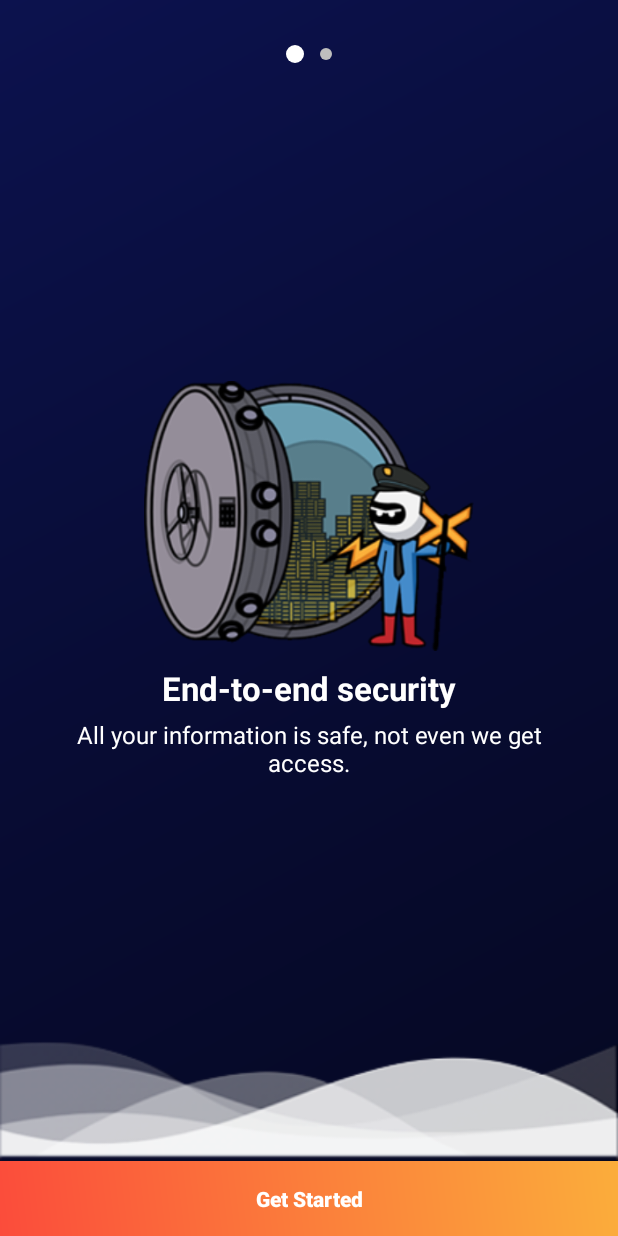
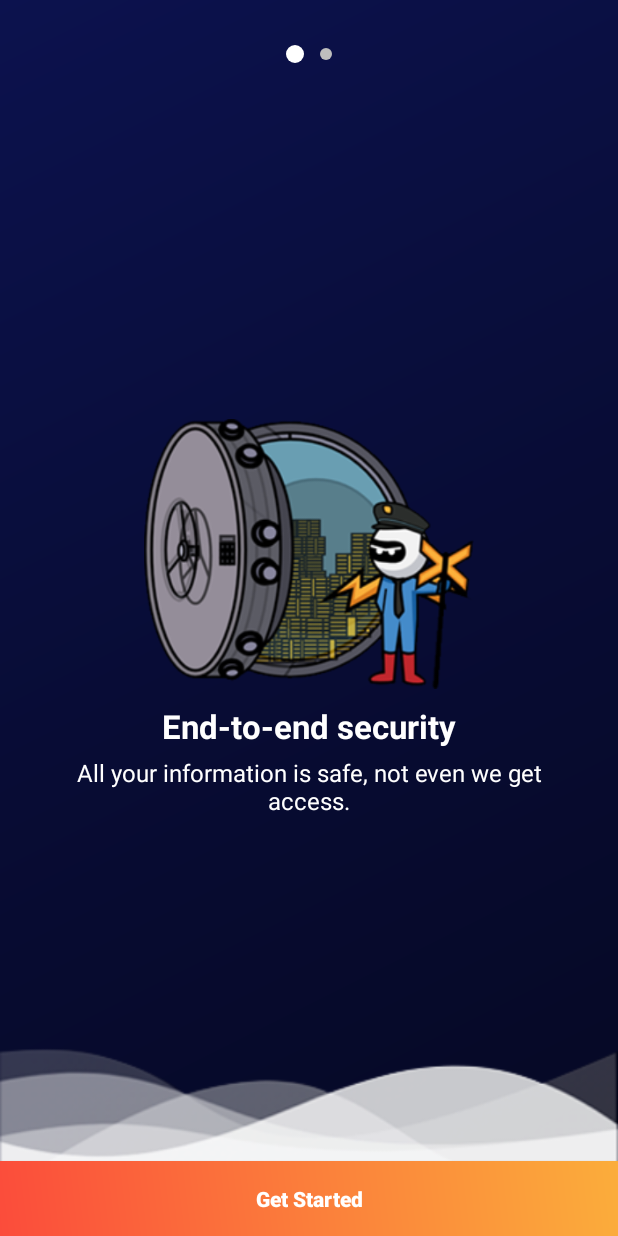
Before and after one commit to saudagarsulaiman/DeviantX, an Android app: the screen it shows after launch (WelcomeActivity), on a phone screen of 412 x 824 dp. Run offline under Robolectric (Android 15) with nearby library versions, the phone set to English and light mode, and no system bars; our stand-ins replace ButterKnife; libraries missing offline, so code that uses them is left out: com.orhanobut.dialogplus; pictures from the network do not load.

Commit message:
Version2  Commit

```diff
--- a/app/src/main/java/com/cryptowallet/deviantx/UI/Activities/SendCoinActivity.java
+++ b/app/src/main/java/com/cryptowallet/deviantx/UI/Activities/SendCoinActivity.java
@@ -154,7 +154,7 @@ public class SendCoinActivity extends AppCompatActivity implements ZXingScannerV
                 }
             });
 
-            edt_btcp_address.setHint(selectedAccountWallet.getAllCoins().getStr_coin_code() + " " + getResources().getString(R.string.address));
+            edt_btcp_address.setHint("\t\t"+selectedAccountWallet.getAllCoins().getStr_coin_code() + " " + getResources().getString(R.string.address));
 
             txt_avail_bal.setText("" +String.format("%.4f", selectedAccountWallet.getStr_data_balance()));
             txt_amount_code.setText(selectedAccountWallet.getAllCoins().getStr_coin_code());
--- a/app/src/main/res/layout/activity_welcome.xml
+++ b/app/src/main/res/layout/activity_welcome.xml
@@ -7,8 +7,7 @@
     <android.support.v4.view.ViewPager
         android:id="@+id/viewPager"
         android:layout_width="match_parent"
-        android:layout_height="match_parent"
-        android:layout_above="@+id/btn_get_started" />
+        android:layout_height="match_parent" />
 
     <LinearLayout
         android:id="@+id/sliderDotspanel"
@@ -19,6 +18,14 @@
         android:layout_marginTop="@dimen/margin30"
         android:gravity="center_vertical|center_horizontal"
         android:orientation="horizontal" />
+
+    <ImageView
+        android:visibility="gone"
+        android:layout_width="match_parent"
+        android:layout_height="@dimen/height80"
+        android:layout_above="@+id/btn_get_started"
+        android:scaleType="fitXY"
+        android:src="@drawable/cloud_white" />
 
     <Button
         android:id="@+id/btn_get_started"
--- a/app/src/main/res/layout/starteda_fragment.xml
+++ b/app/src/main/res/layout/starteda_fragment.xml
@@ -40,10 +40,12 @@
     </LinearLayout>
 
     <ImageView
+        android:visibility="visible"
         android:layout_width="match_parent"
         android:layout_height="@dimen/height80"
         android:layout_alignParentBottom="true"
         android:scaleType="fitXY"
+        android:layout_marginBottom="@dimen/margin45"
         android:src="@drawable/cloud_white" />
 
 
--- a/app/src/main/res/layout/startedb_fragment.xml
+++ b/app/src/main/res/layout/startedb_fragment.xml
@@ -44,8 +44,10 @@
         android:layout_width="match_parent"
         android:layout_height="@dimen/height80"
         android:layout_alignParentBottom="true"
+        android:layout_marginBottom="@dimen/margin45"
         android:scaleType="fitXY"
-        android:src="@drawable/cloud_white" />
+        android:src="@drawable/cloud_white"
+        android:visibility="visible" />
 
 
 </RelativeLayout>
--- a/app/src/main/res/layout/toolbar_center_back.xml
+++ b/app/src/main/res/layout/toolbar_center_back.xml
@@ -22,7 +22,8 @@
 
         <ImageView
             android:id="@+id/img_center_back"
-            android:layout_width="wrap_content"
+            android:scaleType="fitXY"
+            android:layout_width="@dimen/width38"
             android:layout_height="wrap_content"
             android:src="@drawable/line" />
 
```
Also changed, not shown: app/src/main/res/layout/activity_receive_coin.xml (+6 -5 lines), app/src/main/res/layout/activity_send_coin.xml (+6 -7 lines), app/src/main/res/drawable/cloud_white.png, 6 other files.
